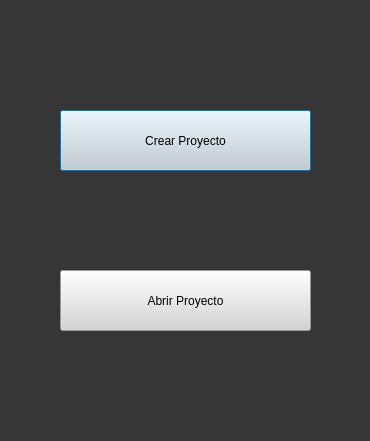
The window that App/Simulator_App/ui/Start.ui (DanielMontoyaR/Toolbox-de-Simulaci-n-para-An-lisis-de-Se-ales-Mixtas) describes before a commit, drawn with Qt 5.
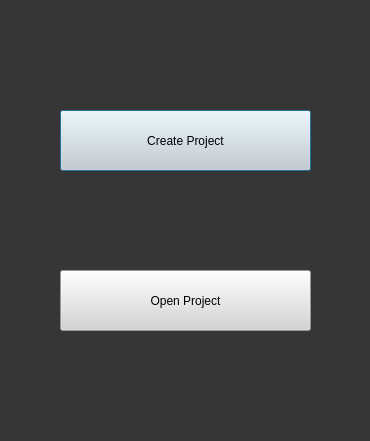
The same window after the commit.

What changed in the file:
```diff
--- a/App/Simulator_App/ui/Start.ui
+++ b/App/Simulator_App/ui/Start.ui
@@ -36,7 +36,7 @@
 font: 24pt &quot;MS Shell Dlg 2&quot;;</string>
    </property>
    <property name="text">
-    <string>Crear Proyecto</string>
+    <string>Create Project</string>
    </property>
   </widget>
   <widget class="QPushButton" name="projectopenButton">
@@ -56,7 +56,7 @@
 font: 24pt &quot;MS Shell Dlg 2&quot;;</string>
    </property>
    <property name="text">
-    <string>Abrir Proyecto</string>
+    <string>Open Project</string>
    </property>
   </widget>
   <widget class="QLabel" name="openerrorLabel">
```
